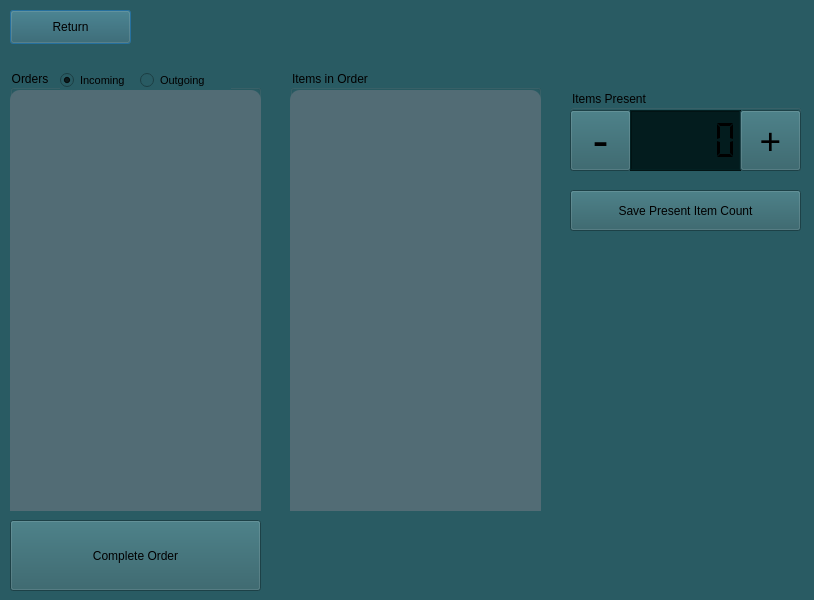
The window that UI/order_processing_window.ui (npaolini-8/se-group-5) describes before a commit, drawn with Qt 5.
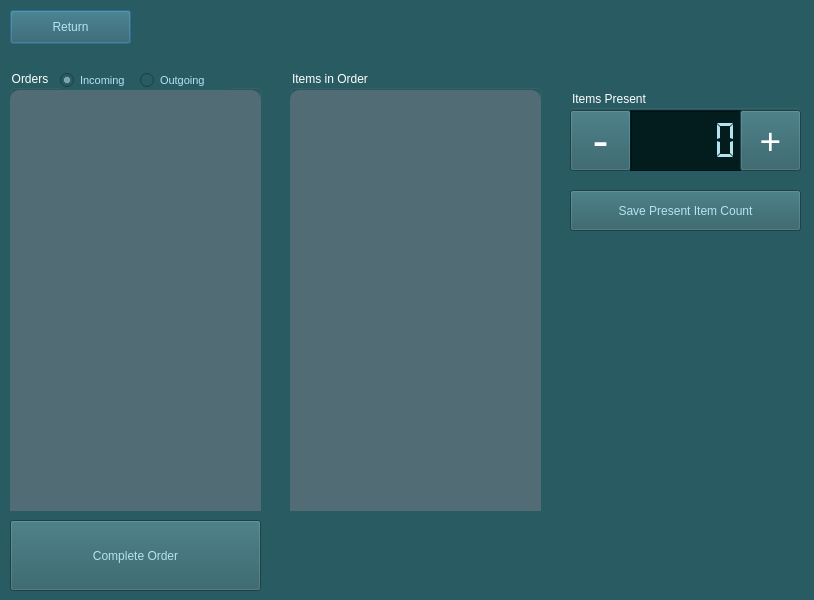
The same window after the commit.

Commit message: Made all black text white or blue - styling

```diff
--- a/UI/order_processing_window.ui
+++ b/UI/order_processing_window.ui
@@ -25,6 +25,9 @@
      <height>34</height>
     </rect>
    </property>
+   <property name="styleSheet">
+    <string notr="true">color: #B6E3F0;</string>
+   </property>
    <property name="text">
     <string>Return</string>
    </property>
@@ -38,6 +41,9 @@
      <height>71</height>
     </rect>
    </property>
+   <property name="styleSheet">
+    <string notr="true">color: #B6E3F0;</string>
+   </property>
    <property name="text">
     <string>Complete Order</string>
    </property>
@@ -51,6 +57,9 @@
      <height>441</height>
     </rect>
    </property>
+   <property name="styleSheet">
+    <string notr="true">color: white;</string>
+   </property>
    <property name="title">
     <string>Orders</string>
    </property>
@@ -89,6 +98,9 @@
       <pointsize>8</pointsize>
      </font>
     </property>
+    <property name="styleSheet">
+     <string notr="true">color: #B6E3F0;</string>
+    </property>
     <property name="text">
      <string>Incoming</string>
     </property>
@@ -110,6 +122,9 @@
       <pointsize>8</pointsize>
      </font>
     </property>
+    <property name="styleSheet">
+     <string notr="true">color: #B6E3F0;</string>
+    </property>
     <property name="text">
      <string>Outgoing</string>
     </property>
@@ -124,6 +139,9 @@
      <height>441</height>
     </rect>
    </property>
+   <property name="styleSheet">
+    <string notr="true">color:white;</string>
+   </property>
    <property name="title">
     <string>Items in Order</string>
    </property>
@@ -174,6 +192,9 @@
        <height>41</height>
       </rect>
      </property>
+     <property name="styleSheet">
+      <string notr="true">color: #B6E3F0;</string>
+     </property>
      <property name="text">
       <string>Save Present Item Count</string>
      </property>
@@ -187,6 +208,9 @@
        <height>81</height>
       </rect>
      </property>
+     <property name="styleSheet">
+      <string notr="true">color: white;</string>
+     </property>
      <property name="title">
       <string>Items Present</string>
      </property>
@@ -218,7 +242,8 @@
        </rect>
       </property>
       <property name="styleSheet">
-       <string notr="true">background-color: #031c1e;</string>
+       <string notr="true">background-color: #031c1e;
+color: #B6E3F0;</string>
       </property>
       <property name="mode">
        <enum>QLCDNumber::Dec</enum>
```
Left out of the diff: 11 changed lines with no effect on the pictures. The commit also changes 5 other files.
